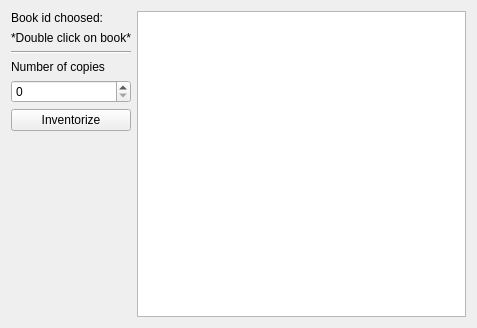
Above: inventorizecopieswidget.ui from neshchereto/Library_management before the change. Below: the same form after it.
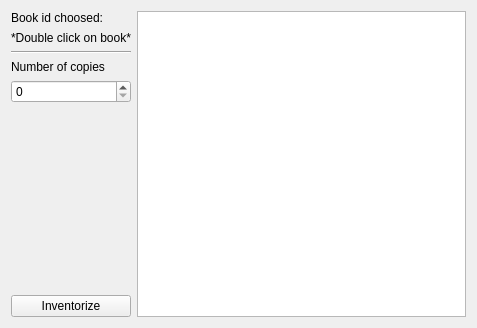
That is the form after the change.

```diff
--- a/inventorizecopieswidget.ui
+++ b/inventorizecopieswidget.ui
@@ -59,13 +59,6 @@
      <item>
       <widget class="QSpinBox" name="spinBox"/>
      </item>
-     <item>
-      <widget class="QPushButton" name="inventorizePushButton">
-       <property name="text">
-        <string>Inventorize</string>
-       </property>
-      </widget>
-     </item>
      <item>
       <spacer name="verticalSpacer">
        <property name="orientation">
@@ -79,6 +72,13 @@
        </property>
       </spacer>
      </item>
+     <item>
+      <widget class="QPushButton" name="inventorizePushButton">
+       <property name="text">
+        <string>Inventorize</string>
+       </property>
+      </widget>
+     </item>
     </layout>
    </item>
    <item>
```
